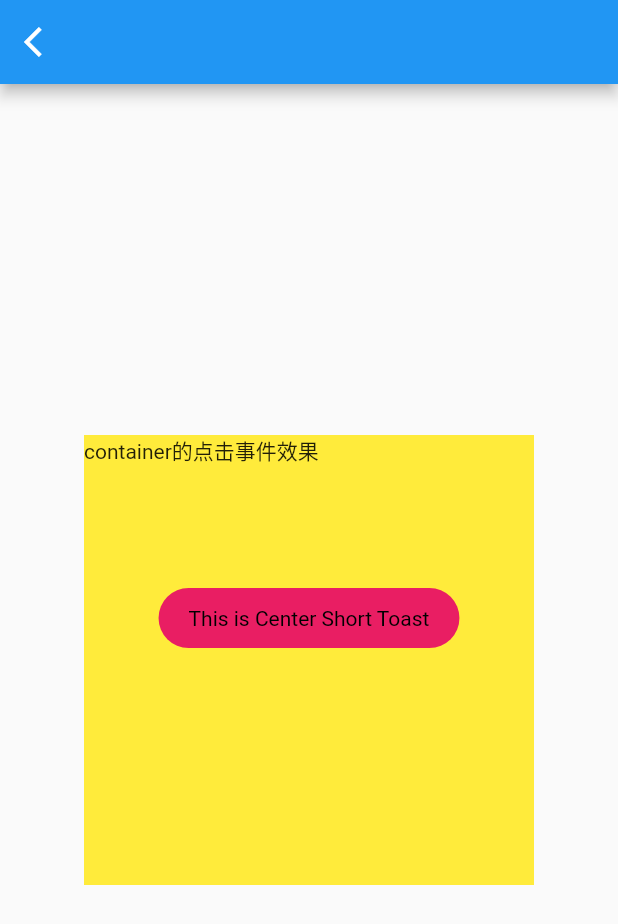
After one commit to ymeddmn/Flutter, a Flutter app: the ClickEventFulWidget screen opened by its route, after a tap on "container的点击事件效果", on a phone screen of 412 x 824 dp. The commit adds this screen. Shown: the top 924 px of the screen. Run offline on Flutter 3.47's test engine with Material 2 defaults, Android fonts, the phone set to English and light mode, and no system bars; our stand-ins replace fluttertoast.

Commit message:
点击事件，退出app方法

```diff
--- /dev/null
+++ b/flutterview/flutterview/lib/function/clickevent.dart
@@ -0,0 +1,39 @@
+import 'package:flutterview/common.dart';
+import 'package:flutter/material.dart';
+import 'package:fluttertoast/fluttertoast.dart';
+//点击事件的实现
+
+class ClickEventFulWidget extends CommonFulWidget {
+  @override
+  State<StatefulWidget> createState() {
+    return _ClickEventFulState();
+  }
+}
+
+class _ClickEventFulState extends CommonFulWidgetState<ClickEventFulWidget> {
+  @override
+  getBody() {
+    return Container(
+      width: 300,
+      height: 300,
+      color: Colors.yellow,
+      child: GestureDetector(
+        child: Container(
+
+          child: Text('container的点击事件效果'),
+        ),
+        onTap: () {
+          print('哈哈哈哈');
+          Fluttertoast.showToast(
+              msg: "This is Center Short Toast",
+              toastLength: Toast.LENGTH_SHORT,
+              gravity: ToastGravity.CENTER,
+              timeInSecForIos: 1,
+              backgroundColor: Colors.pink,
+              textColor: Colors.black
+          );
+        },
+      ),
+    );
+  }
+}
--- a/flutterview/flutterview/lib/widget/listviewwidget.dart
+++ b/flutterview/flutterview/lib/widget/listviewwidget.dart
@@ -1,6 +1,6 @@
 import 'package:flutterview/common.dart';
 import 'package:flutter/material.dart';
-
+//静态列表
 class ListViewWidget1 extends CommonFulWidget {
   @override
   State<StatefulWidget> createState() {
@@ -12,6 +12,7 @@ class ListViewState extends CommonFulWidgetState<ListViewWidget1> {
   @override
   getBody() {
     return ListView(
+      scrollDirection: Axis.horizontal,
       children: <Widget>[
         ListTile(
           title: Text("雪花"),
@@ -32,3 +33,32 @@ class ListViewState extends CommonFulWidgetState<ListViewWidget1> {
     );
   }
 }
+//静态列表
+
+//水平列表
+
+class HorizonalListWidget extends CommonFulWidget{
+  @override
+  State<StatefulWidget> createState() {
+    return HorizonalListState();
+  }
+}
+
+class HorizonalListState extends CommonFulWidgetState<HorizonalListWidget>{
+  @override
+  getBody() {
+    return ListView(
+      scrollDirection: Axis.horizontal,
+      children: <Widget>[
+        Container(width: 100,height: 200,color: Colors.blue,),
+        Container(width: 100,height: 200,color: Colors.yellow,),
+        Container(width: 100,height: 200,color: Colors.green,),
+        Container(width: 100,height: 200,color: Colors.red,),
+        Container(width: 100,height: 200,color: Colors.pink,),
+        Container(width: 100,height: 200,color: Colors.blue,),
+        Container(width: 100,height: 200,color: Colors.black26,),
+        Container(width: 100,height: 200,color: Colors.green,),
+      ],
+    );
+  }
+}
--- a/flutterview/flutterview/pubspec.yaml
+++ b/flutterview/flutterview/pubspec.yaml
@@ -17,17 +17,18 @@ environment:
   sdk: ">=2.1.0 <3.0.0"
 
 dependencies:
+
   flutter:
     sdk: flutter
 
   # The following adds the Cupertino Icons font to your application.
   # Use with the CupertinoIcons class for iOS style icons.
   cupertino_icons: ^0.1.2
+  fluttertoast: ^2.1.1
+dev_dependencies:
 
-dev_dependencies:
   flutter_test:
     sdk: flutter
-
 
 # For information on the generic Dart part of this file, see the
 # following page: https://www.dartlang.org/tools/pub/pubspec
```
Also changed, not shown: flutterview/flutterview/lib/function/exitapp.dart (added, +34 -0 lines), flutterview/flutterview/lib/main.dart (+20 -15 lines), flutterview/flutterview/pubspec.lock, 4 other files.
